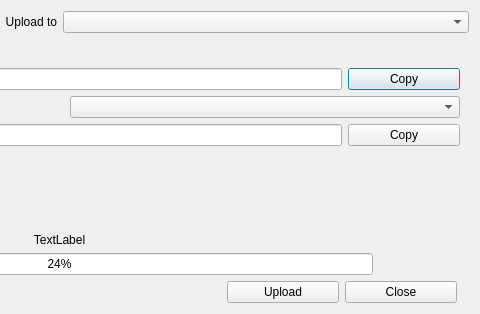
lxqt/screengrab, file src/modules/uploader/dialoguploader.ui: the form before one commit; both pictures show x 361 to 841 and y 0 to 314 of the 841 by 314 pixel window.
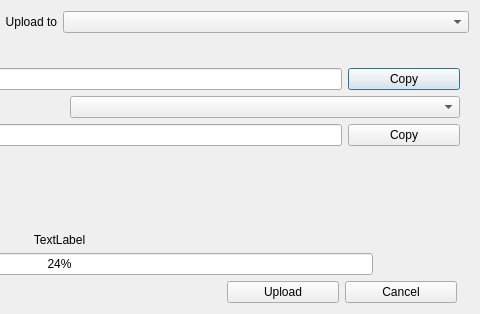
The form after the commit.

Commit message: Fix text labels on the uploader view (close #19)

What changed in the file:
```diff
--- a/src/modules/uploader/dialoguploader.ui
+++ b/src/modules/uploader/dialoguploader.ui
@@ -254,7 +254,7 @@
         </size>
        </property>
        <property name="text">
-        <string>Close</string>
+        <string>Cancel</string>
        </property>
       </widget>
      </item>
```
Left out of the diff: 2 changed lines with no effect on the pictures. The commit also changes 1 other file.
